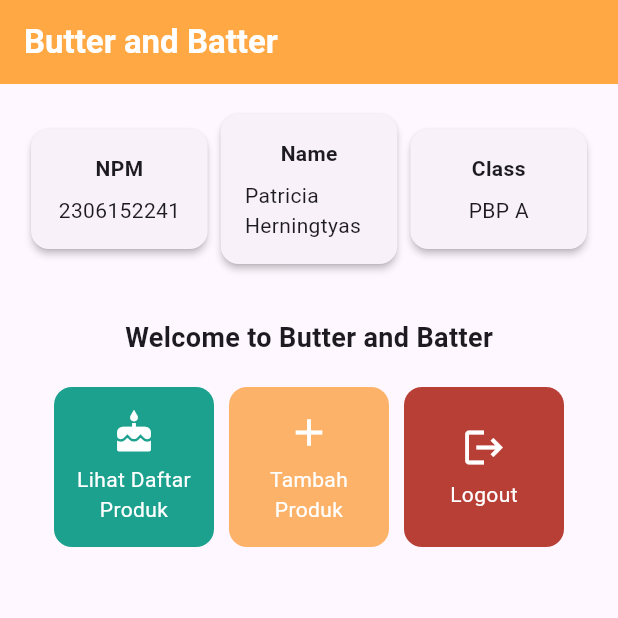
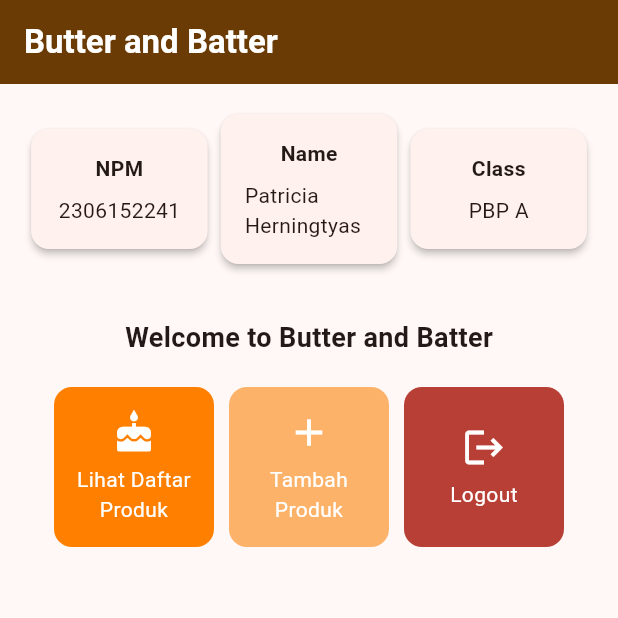
Before and after one commit to patriciatyas/butterbatter-mobile, a Flutter app: the screen it shows after launch, on a phone screen of 412 x 824 dp, the top half of it. Run offline on Flutter 3.47's test engine with Material 3 defaults, Android fonts, the light colour scheme and no system bars.

Commit message:
tugas 7 selesai

```diff
--- a/lib/main.dart
+++ b/lib/main.dart
@@ -29,7 +29,7 @@
         //
         // This works for code too, not just values: Most code changes can be
         // tested with just a hot reload.
-        colorScheme: ColorScheme.fromSeed(seedColor: Colors.deepPurple),
+        colorScheme: ColorScheme.fromSeed(seedColor: Colors.deepOrange),
         useMaterial3: true,
       ),
       home: MyHomePage(),
--- a/lib/menu.dart
+++ b/lib/menu.dart
@@ -8,7 +8,7 @@ class MyHomePage extends StatelessWidget {
   final String className = 'PBP A'; // Kelas
 
   final List<ItemHomepage> items = [
-         ItemHomepage("Lihat Daftar Produk ", Icons.cake, const Color.fromARGB(255, 27, 161, 141)),
+         ItemHomepage("Lihat Daftar Produk ", Icons.cake, const Color.fromRGBO(255, 128, 0, 1)),
          ItemHomepage("Tambah Produk", Icons.add, const Color.fromARGB(255, 252, 178, 104)),
          ItemHomepage("Logout", Icons.logout, const Color.fromARGB(255, 183, 63, 54)),
   ];
@@ -28,7 +28,7 @@ class MyHomePage extends StatelessWidget {
           ),
         ),
         // Warna latar belakang AppBar diambil dari skema warna tema aplikasi.
-        backgroundColor: const Color.fromARGB(255, 255, 168, 68)
+        backgroundColor: const Color.fromARGB(255, 106, 59, 5)
       ),
       // Body halaman dengan padding di sekelilingnya.
       body: Padding(
```
